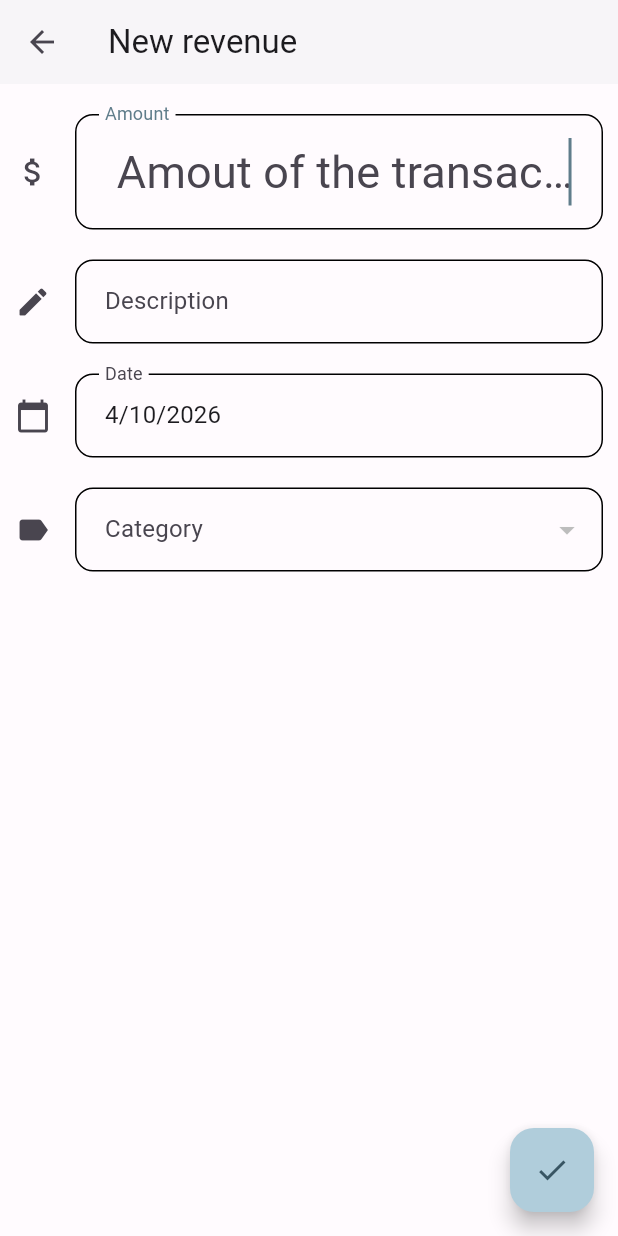
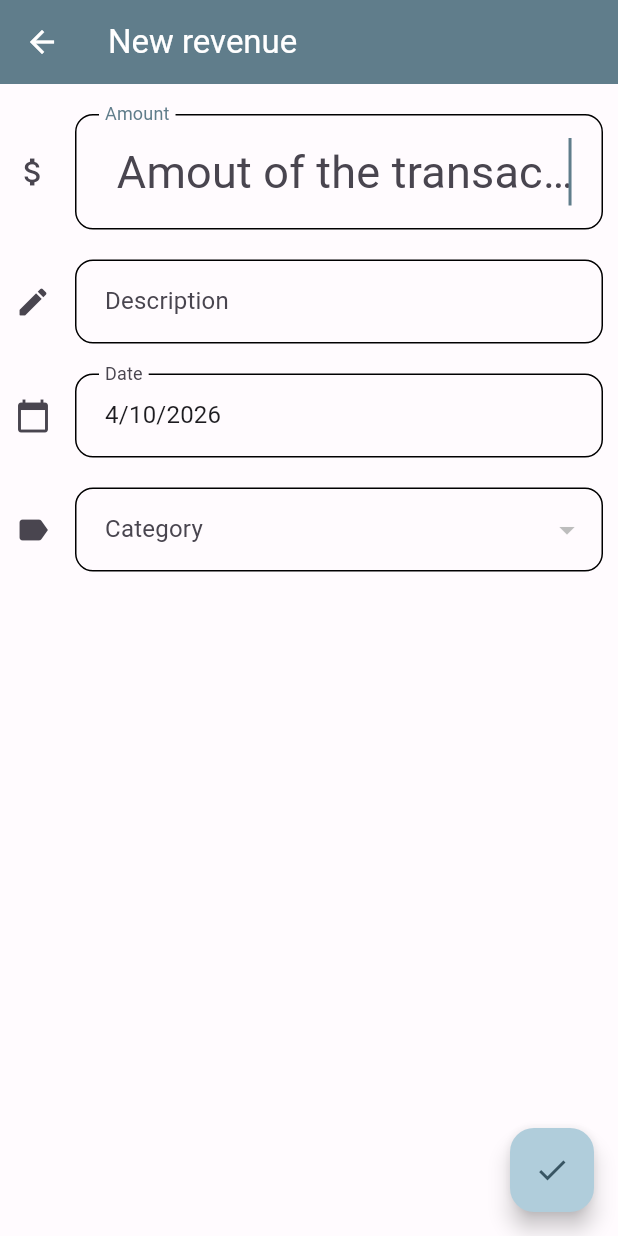
Before and after one commit to fabianoww/noya, a Flutter app: the TransactionForm screen opened directly, on a phone screen of 412 x 824 dp. Run offline on Flutter 3.47's test engine with Material 3 defaults, Android fonts, the light colour scheme and no system bars; our stand-ins replace currency_text_input_formatter, flutter_spinkit, sqflite; missing offline and left inert: sqflite_migration; accounts and stored records are empty.

Commit message:
Ajustando tema da AppBar

```diff
--- a/lib/theme/app_theme.dart
+++ b/lib/theme/app_theme.dart
@@ -190,7 +190,7 @@ class AppTheme {
     brightness: colorScheme.brightness,
     colorScheme: colorScheme,
     textTheme: _textTheme,
-    appBarTheme: colorScheme.brightness == Brightness.light ? _lightAppBarTheme : _darkAppBarTheme,
+    appBarTheme: colorScheme.brightness == Brightness.light ? getLightAppBarTheme(colorScheme) : getDarkAppBarTheme(colorScheme),
     elevatedButtonTheme: elevatedButtonTheme(colorScheme),
     filledButtonTheme: filledButtonTheme(colorScheme),
     textButtonTheme: textButtonTheme(colorScheme),
@@ -515,21 +515,22 @@ class AppTheme {
     ),
   );
 
-
-  /// App bar theme for light mode
-  static final AppBarTheme _lightAppBarTheme = AppBarTheme(
+  static AppBarTheme getLightAppBarTheme(ColorScheme colorScheme) => AppBarTheme(
     elevation: AppConstants.elevationLevel1,
     centerTitle: false,
     titleSpacing: AppConstants.spacingMD,
     scrolledUnderElevation: AppConstants.elevationLevel1,
+    backgroundColor: colorScheme.primary,
+    foregroundColor: colorScheme.onPrimary
   );
 
-  /// App bar theme for dark mode
-  static final AppBarTheme _darkAppBarTheme = AppBarTheme(
+  static AppBarTheme getDarkAppBarTheme(ColorScheme colorScheme) => AppBarTheme(
     elevation: AppConstants.elevationLevel1,
     centerTitle: false,
     titleSpacing: AppConstants.spacingMD,
     scrolledUnderElevation: AppConstants.elevationLevel1,
+    backgroundColor: colorScheme.primary,
+    foregroundColor: colorScheme.onPrimary
   );
 
   /// Card theme
```
